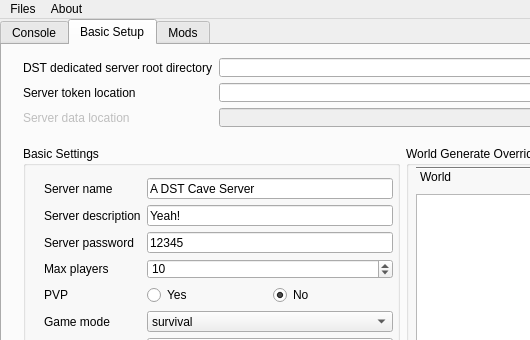
This is mainwindow.ui in KKyang/DSTDedicatedServerGUI as Qt 5 draws it before an edit; both pictures show x 0 to 530 and y 0 to 340 of the 800 by 600 pixel window. The edited form follows.
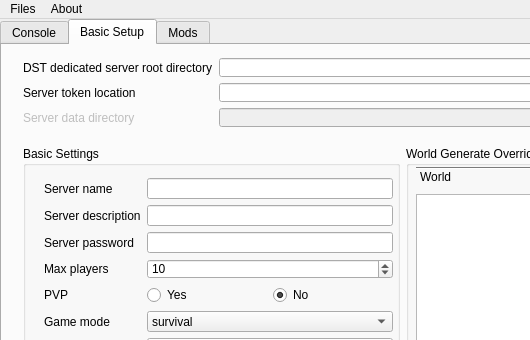
This is the edited form.

Patch:
```diff
--- a/mainwindow.ui
+++ b/mainwindow.ui
@@ -166,14 +166,14 @@
            <item row="2" column="1">
             <widget class="QLineEdit" name="lineEdit_serverPassword">
              <property name="text">
-              <string>12345</string>
+              <string/>
              </property>
             </widget>
            </item>
            <item row="1" column="1">
             <widget class="QLineEdit" name="lineEdit_serverDescription">
              <property name="text">
-              <string>Yeah!</string>
+              <string/>
              </property>
             </widget>
            </item>
@@ -200,7 +200,7 @@
            <item row="0" column="1">
             <widget class="QLineEdit" name="lineEdit_servername">
              <property name="text">
-              <string>A DST Cave Server</string>
+              <string/>
              </property>
             </widget>
            </item>
@@ -478,7 +478,7 @@
           <bool>false</bool>
          </property>
          <property name="text">
-          <string>Server data location</string>
+          <string>Server data directory</string>
          </property>
         </widget>
        </item>
```
